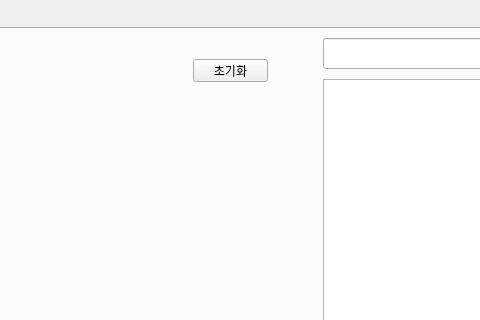
The window that img/ui/main_window.ui (kbeekim/lol_teamfight) describes before a commit, drawn with Qt 5; both pictures show x 299 to 779 and y 0 to 320 of the 1169 by 688 pixel window.
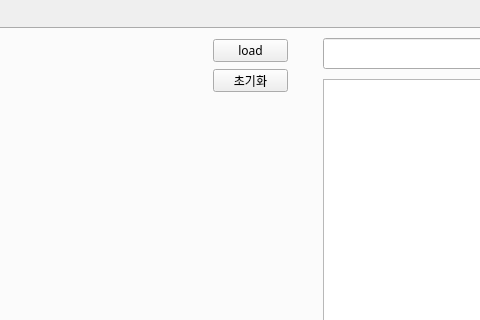
The same window after the commit.

```diff
--- a/img/ui/main_window.ui
+++ b/img/ui/main_window.ui
@@ -146,8 +146,8 @@
      <widget class="QPushButton" name="clear_btn">
       <property name="geometry">
        <rect>
-        <x>490</x>
-        <y>30</y>
+        <x>510</x>
+        <y>40</y>
         <width>75</width>
         <height>23</height>
        </rect>
@@ -261,6 +261,24 @@
        <string>비우기</string>
       </property>
      </widget>
+     <widget class="QPushButton" name="load_btn">
+      <property name="geometry">
+       <rect>
+        <x>510</x>
+        <y>10</y>
+        <width>75</width>
+        <height>23</height>
+       </rect>
+      </property>
+      <property name="font">
+       <font>
+        <family>Noto Sans Korean Regular</family>
+       </font>
+      </property>
+      <property name="text">
+       <string>load</string>
+      </property>
+     </widget>
     </widget>
     <widget class="QWidget" name="tab_2">
      <attribute name="title">
```
